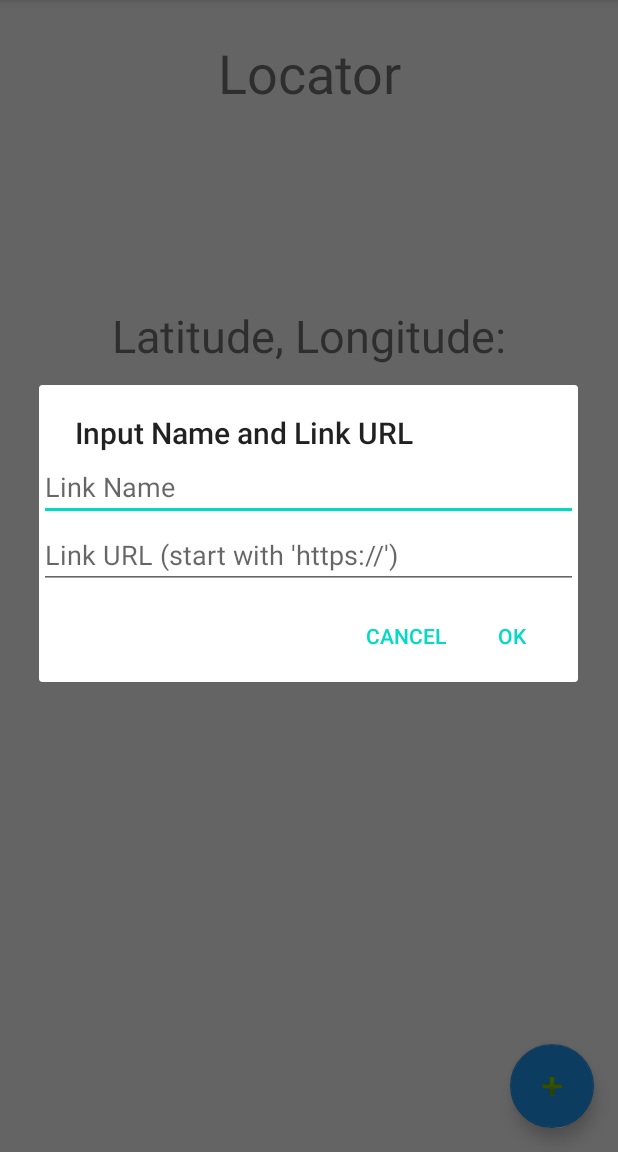
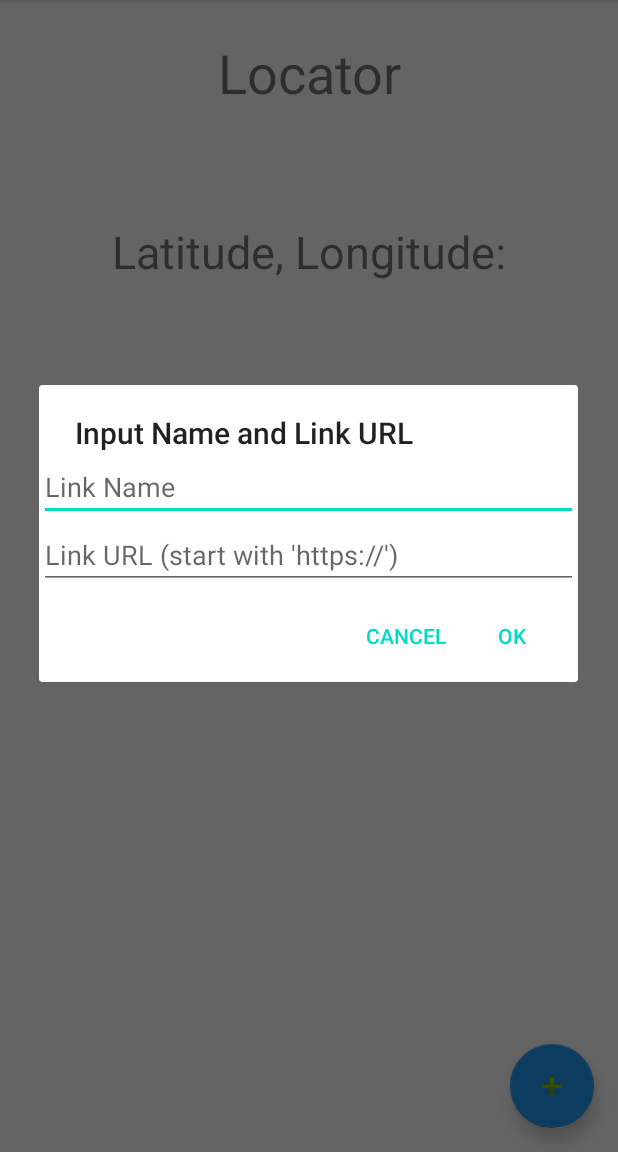
Before and after one commit to hassankn/NUMAD20Su-HassanKhan, an Android app: the LocatorFragment screen opened through its navigation route, after a tap on an icon or button, on a phone screen of 412 x 824 dp, the part 84-1236 px from its top. Run offline under Robolectric (Android 15) with nearby library versions, the phone set to English and light mode, and no system bars; 1 statement that could not run was skipped.

Commit message:
layout fix

```diff
--- a/app/src/main/res/layout/fragment_locator.xml
+++ b/app/src/main/res/layout/fragment_locator.xml
@@ -29,13 +29,14 @@
         app:layout_constraintEnd_toEndOf="parent"
         app:layout_constraintHorizontal_bias="0.496"
         app:layout_constraintStart_toStartOf="parent"
-        app:layout_constraintTop_toTopOf="parent" />
+        app:layout_constraintTop_toBottomOf="@+id/textView5"
+        app:layout_constraintVertical_bias="0.103" />
 
     <TextView
         android:id="@+id/textView5"
         android:layout_width="wrap_content"
         android:layout_height="wrap_content"
-        android:layout_marginTop="124dp"
+        android:layout_marginTop="68dp"
         android:text="@string/latitude_longitude"
         android:textSize="30sp"
         app:layout_constraintEnd_toEndOf="parent"
```
